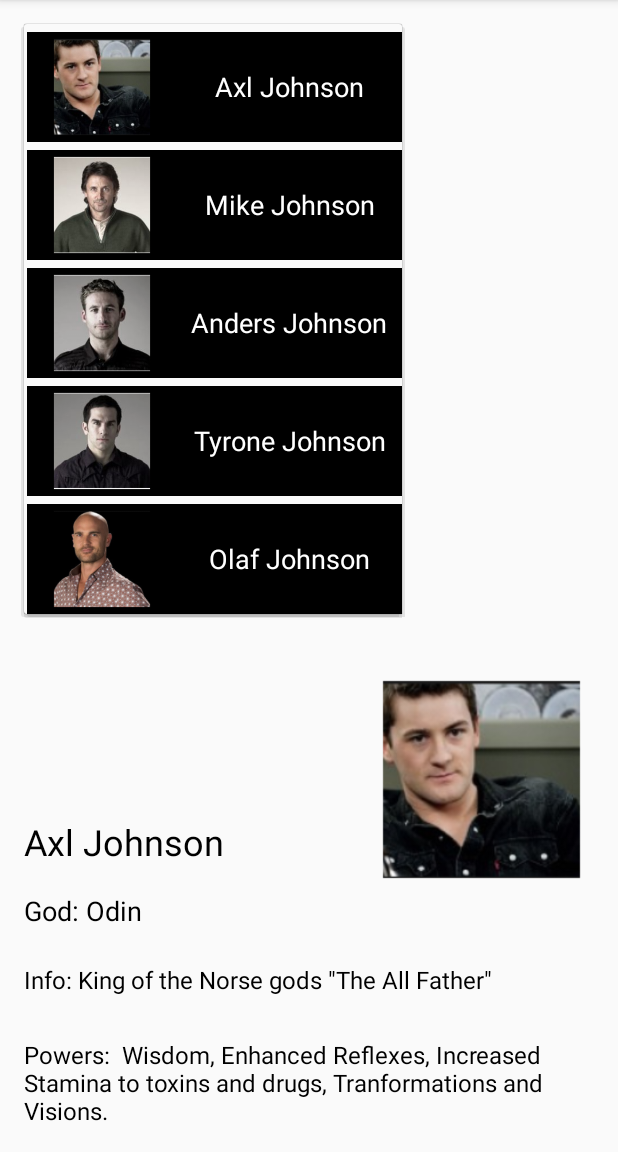
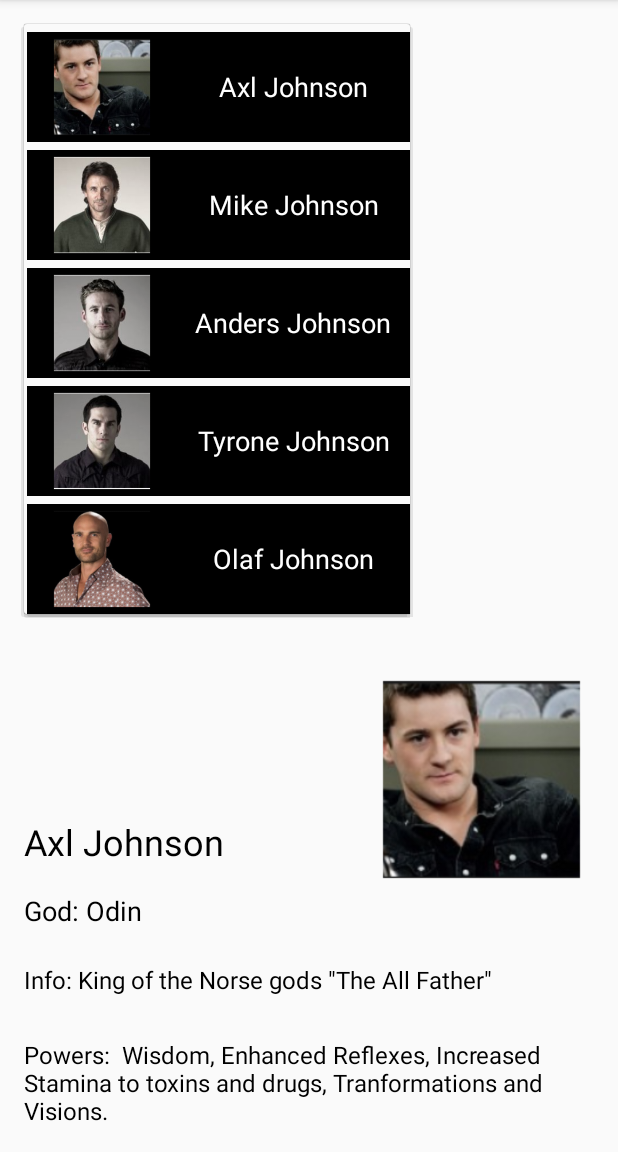
Before and after one commit to Kristie-Syda/Java-1, an Android app: the screen it shows after launch (MainActivity), after a tap on "Axl Johnson", on a phone screen of 412 x 824 dp, the part 84-1236 px from its top. Run offline under Robolectric (Android 15) with nearby library versions, the phone set to English and light mode, and no system bars.

Commit message:
finished project

```diff
--- a/AdvancedViews/app/src/main/java/com/kristiesyda/advancedviews/MainActivity.java
+++ b/AdvancedViews/app/src/main/java/com/kristiesyda/advancedviews/MainActivity.java
@@ -109,7 +109,7 @@ public class MainActivity extends ActionBarActivity {
         Characters ty = new Characters("Tyrone Johnson", "Hod", "God of all things Cold and Dark", "Cryokinesis (ability to freeze things and lower the temperature around him)",R.drawable.ty);
         Characters olaf = new Characters("Olaf Johnson", "Baldr", "God of rebirth, light and beauty", "Oracle, Longevity/Rebirth, Enhanced Charisma, Enhanced Intelligence, Light Manipulation and Supernatural Beauty", R.drawable.olaf);
 
-        //add to Hashmap
+        //add to HashMap
         charInfo.put(0, axl);
         charInfo.put(1, mike);
         charInfo.put(2, anders);
@@ -122,7 +122,7 @@ public class MainActivity extends ActionBarActivity {
         //Checks Orientation
         if(getResources().getConfiguration().orientation == 1){
             //Portrait
-            System.out.println("orientation = " + getResources().getConfiguration().orientation);
+           // System.out.println("orientation = " + getResources().getConfiguration().orientation);
 
             //Attach Adapter to spinner
             spinner = (Spinner) findViewById(R.id.mainSpin);
--- a/AdvancedViews/app/src/main/res/layout/activity_main.xml
+++ b/AdvancedViews/app/src/main/res/layout/activity_main.xml
@@ -9,7 +9,7 @@
 
     <Spinner
         android:id="@+id/mainSpin"
-        android:layout_width="250dp"
+        android:layout_width="255dp"
         android:layout_height="wrap_content"
         android:layout_alignParentTop="true"
         android:layout_alignParentLeft="true"
--- a/AdvancedViews/app/src/main/res/layout/spinner.xml
+++ b/AdvancedViews/app/src/main/res/layout/spinner.xml
@@ -12,7 +12,7 @@
         android:background="#000000"/>
 
     <TextView
-        android:layout_width="150dp"
+        android:layout_width="155dp"
         android:layout_height="73dp"
         android:id="@+id/spinName"
         android:textSize="18dp"
```
